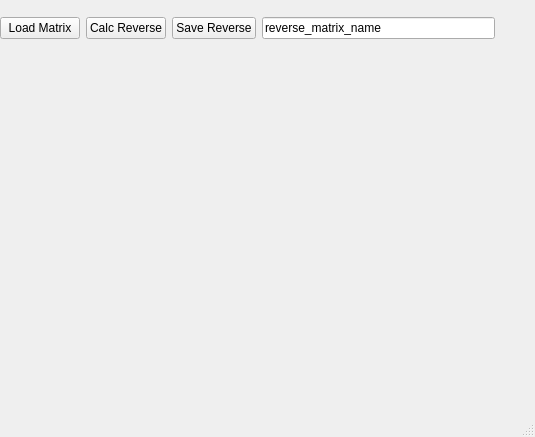
First picture: the form in uis/sv_window.ui, repository vitaliibalakin/c_orbit, before the edit.
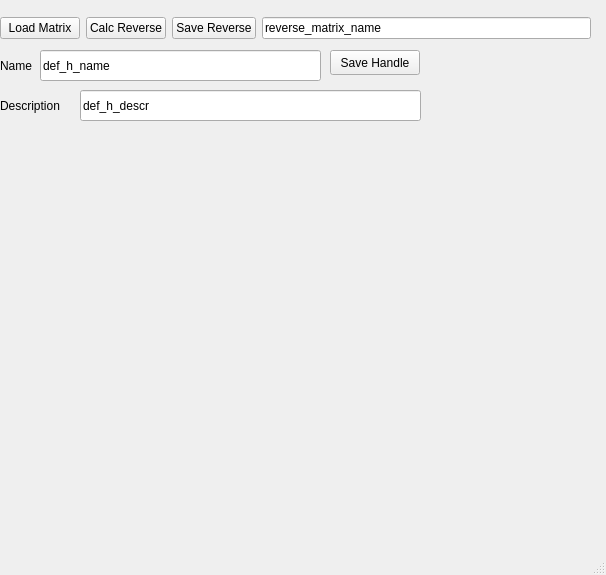
Second picture: the form after the edit.

Commit message: added handle load from file added handle calc from RM

What changed in the file:
```diff
--- a/uis/sv_window.ui
+++ b/uis/sv_window.ui
@@ -6,8 +6,8 @@
    <rect>
     <x>0</x>
     <y>0</y>
-    <width>535</width>
-    <height>437</height>
+    <width>606</width>
+    <height>575</height>
    </rect>
   </property>
   <property name="windowTitle">
@@ -19,7 +19,7 @@
      <rect>
       <x>0</x>
       <y>10</y>
-      <width>495</width>
+      <width>591</width>
       <height>36</height>
      </rect>
     </property>
@@ -64,10 +64,75 @@
     <property name="geometry">
      <rect>
       <x>0</x>
+      <y>120</y>
+      <width>591</width>
+      <height>401</height>
+     </rect>
+    </property>
+   </widget>
+   <widget class="QLineEdit" name="handle_descr">
+    <property name="geometry">
+     <rect>
+      <x>80</x>
+      <y>90</y>
+      <width>341</width>
+      <height>31</height>
+     </rect>
+    </property>
+    <property name="text">
+     <string>def_h_descr</string>
+    </property>
+   </widget>
+   <widget class="QLabel" name="label_2">
+    <property name="geometry">
+     <rect>
+      <x>0</x>
       <y>50</y>
-      <width>511</width>
-      <height>341</height>
+      <width>41</width>
+      <height>31</height>
      </rect>
+    </property>
+    <property name="text">
+     <string>Name</string>
+    </property>
+   </widget>
+   <widget class="QLabel" name="label_3">
+    <property name="geometry">
+     <rect>
+      <x>0</x>
+      <y>90</y>
+      <width>81</width>
+      <height>31</height>
+     </rect>
+    </property>
+    <property name="text">
+     <string>Description</string>
+    </property>
+   </widget>
+   <widget class="QLineEdit" name="handle_name">
+    <property name="geometry">
+     <rect>
+      <x>40</x>
+      <y>50</y>
+      <width>281</width>
+      <height>31</height>
+     </rect>
+    </property>
+    <property name="text">
+     <string>def_h_name</string>
+    </property>
+   </widget>
+   <widget class="QPushButton" name="btn_save_handle">
+    <property name="geometry">
+     <rect>
+      <x>330</x>
+      <y>50</y>
+      <width>90</width>
+      <height>25</height>
+     </rect>
+    </property>
+    <property name="text">
+     <string>Save Handle</string>
     </property>
    </widget>
   </widget>
```
Left out of the diff: 2 changed lines with no effect on the pictures. The commit also changes 6 other files.
